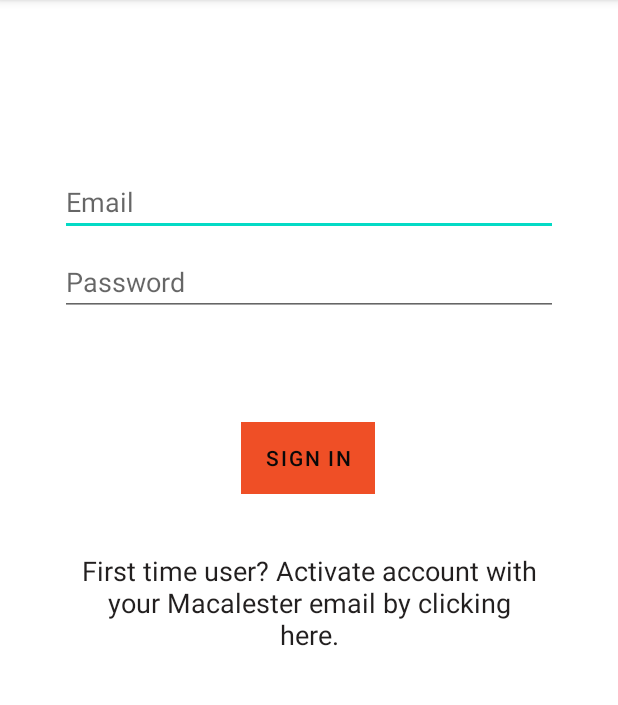
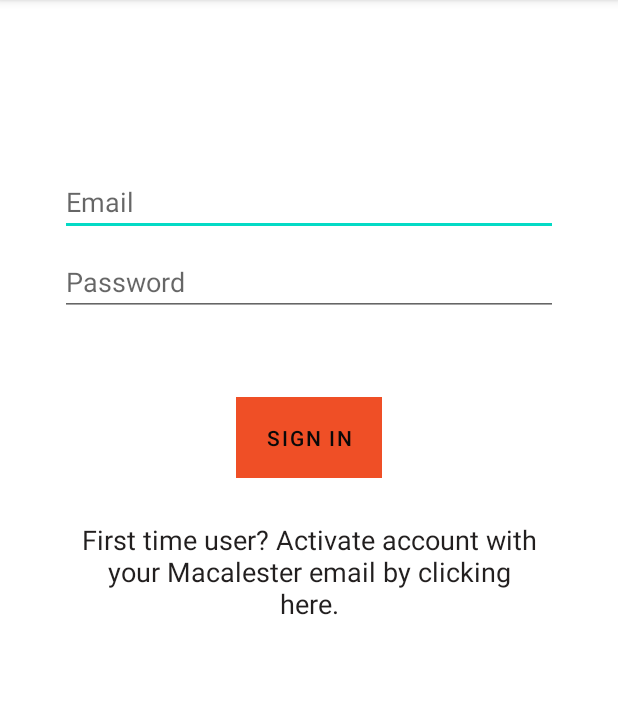
Before and after one commit to zcok29/ApronzApp, an Android app: the screen it shows after launch (LoginActivity), on a phone screen of 412 x 824 dp, the part 84-789 px from its top. Run offline under Robolectric (Android 15) with nearby library versions, the phone set to English and light mode, and no system bars; our stand-ins replace Firebase (no records; nobody signed in at launch, a user with empty details on screens opened directly).

Commit message:
Finishing touches

```diff
--- a/app/src/main/res/layout/activity_login.xml
+++ b/app/src/main/res/layout/activity_login.xml
@@ -43,8 +43,8 @@
 
     <Button
         android:id="@+id/login"
-        android:layout_width="wrap_content"
-        android:layout_height="wrap_content"
+        android:layout_width="97dp"
+        android:layout_height="54dp"
         android:layout_gravity="start"
         android:layout_marginStart="48dp"
         android:layout_marginTop="16dp"
@@ -57,15 +57,14 @@
         app:backgroundTint="#EF4F26"
         app:layout_constraintBottom_toBottomOf="parent"
         app:layout_constraintEnd_toEndOf="parent"
-        app:layout_constraintHorizontal_bias="0.495"
         app:layout_constraintStart_toStartOf="parent"
         app:layout_constraintTop_toBottomOf="@+id/password"
-        app:layout_constraintVertical_bias="0.117" />
+        app:layout_constraintVertical_bias="0.083" />
 
     <TextView
         android:id="@+id/sign_up"
-        android:layout_width="308dp"
-        android:layout_height="87dp"
+        android:layout_width="307dp"
+        android:layout_height="96dp"
         android:layout_gravity="start"
         android:layout_marginStart="18dp"
         android:layout_marginEnd="18dp"
@@ -77,10 +76,9 @@
         android:textSize="18dp"
         app:layout_constraintBottom_toBottomOf="parent"
         app:layout_constraintEnd_toEndOf="parent"
-        app:layout_constraintHorizontal_bias="0.492"
         app:layout_constraintStart_toStartOf="parent"
         app:layout_constraintTop_toBottomOf="@+id/login"
-        app:layout_constraintVertical_bias="0.089" />
+        app:layout_constraintVertical_bias="0.046" />
 
     <ProgressBar
         android:id="@+id/loading"
```
Also changed, not shown: app/src/main/res/layout/activity_add_location.xml (+5 -3 lines).
